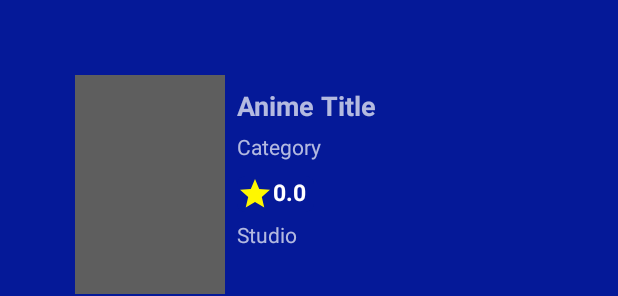
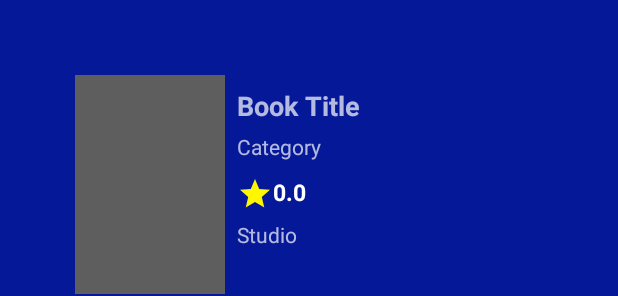
Before and after one commit to Joseph-beep-tech/My-Library2, an Android app: the layout activity_anime.xml on its own in the app's theme, with its tools: preview values and no code run, on a phone screen of 412 x 824 dp. Shown: the top 296 px of the screen. Run offline under Robolectric (Android 15) with nearby library versions, the phone set to English and light mode, and no system bars; network calls fail.

```diff
--- a/app/src/main/res/layout/activity_anime.xml
+++ b/app/src/main/res/layout/activity_anime.xml
@@ -58,7 +58,7 @@
                         android:layout_width="wrap_content"
                         android:layout_height="wrap_content"
                         android:id="@+id/aa_anime_name"
-                        android:text="Anime Title"
+                        android:text="Book Title"
                         android:textStyle="bold"
                         android:textSize="18sp"/>
 
```
Also changed, not shown: 4 other files.
